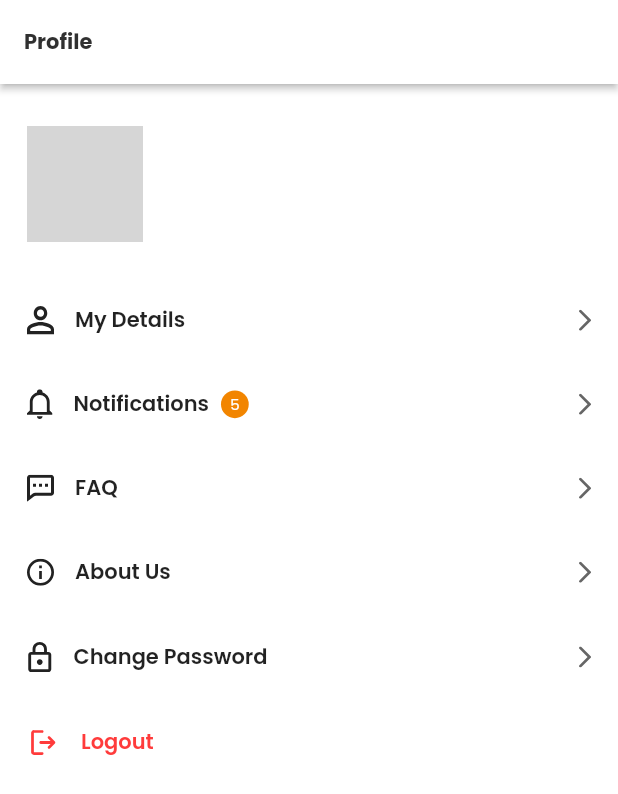
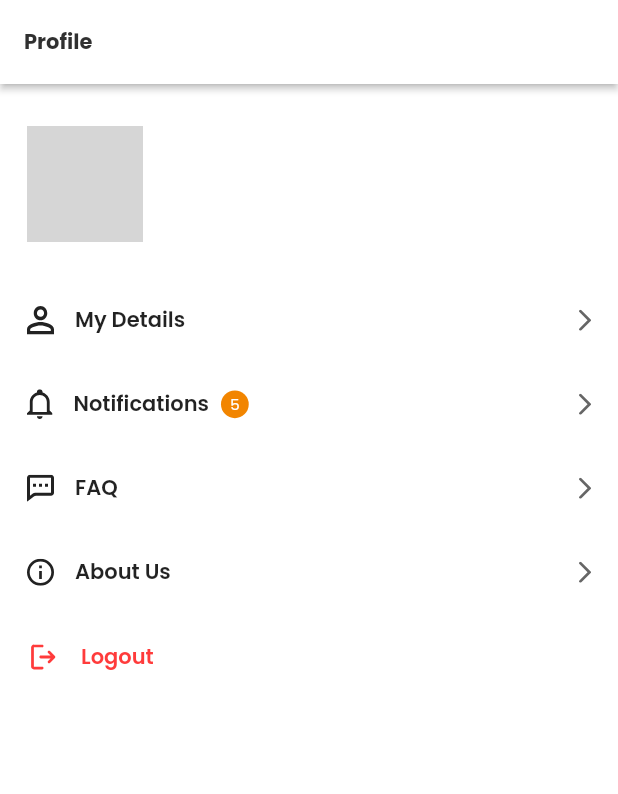
Before and after one commit to susan040/mads_cleaning, a Flutter app: the ProfileScreen screen opened directly, on a phone screen of 412 x 824 dp. Shown: the top 794 px of the screen. Run offline on Flutter 3.47's test engine with Material 3 defaults, Android fonts, the light colour scheme and no system bars; drawn by our look-alikes of cached_network_image; our stand-ins replace flutter_svg, get, get_storage, image_picker, intl_phone_field, pinput and 1 more; missing offline and left inert: simple_fontellico_progress_dialog; accounts and stored records are empty; network calls fail; statements that could not run were skipped; project files that could hold a hidden picture were left out; grey boxes are pictures that could not be loaded.

Commit message:
update profile and edit profile screen

```diff
--- a/lib/views/profile/edit_profile_screen.dart
+++ b/lib/views/profile/edit_profile_screen.dart
@@ -81,7 +81,6 @@ class EditProfileScreen extends StatelessWidget {
                       controller: c.nameController,
                       validator: Validators.checkFieldEmpty,
                       hint: "Enter your Full Name",
-                      //labelText: "Username",
                       textInputAction: TextInputAction.next,
                       textInputType: TextInputType.text),
                   const SizedBox(height: 25),
@@ -89,7 +88,6 @@ class EditProfileScreen extends StatelessWidget {
                       controller: c.emailController,
                       validator: Validators.checkFieldEmpty,
                       hint: "Enter your Email",
-                      //labelText: "Username",
                       readOnly: true,
                       textInputAction: TextInputAction.next,
                       textInputType: TextInputType.text),
@@ -98,7 +96,6 @@ class EditProfileScreen extends StatelessWidget {
                       controller: c.addressController,
                       validator: Validators.checkFieldEmpty,
                       hint: "Enter your address",
-                      //labelText: "Username",
                       textInputAction: TextInputAction.next,
                       textInputType: TextInputType.text),
                   const SizedBox(height: 25),
@@ -149,7 +146,7 @@ class EditProfileScreen extends StatelessWidget {
                     margin: const EdgeInsets.symmetric(vertical: 10.0),
                     decoration: BoxDecoration(
                       color: const Color.fromARGB(255, 255, 208,
-                          208), // Light background color for the note
+                          208),
                       borderRadius: BorderRadius.circular(8.0),
                       border: Border.all(color: Colors.grey, width: 0.5),
                     ),
@@ -157,7 +154,7 @@ class EditProfileScreen extends StatelessWidget {
                       children: [
                         const Icon(Icons.warning_amber_rounded,
                             color: AppColors.textColor,
-                            size: 18), // Warning icon
+                            size: 18),
                         const SizedBox(width: 10),
                         Expanded(
                           child: Text('You cannot change your email',
--- a/lib/views/profile/profile_screen.dart
+++ b/lib/views/profile/profile_screen.dart
@@ -178,29 +178,29 @@ class ProfileScreen extends StatelessWidget {
                       ],
                     ),
                   )),
-              Padding(
-                  padding: const EdgeInsets.only(top: 35),
-                  child: InkWell(
-                    //splashColor: Colors.transparent,
-                    // highlightColor: Colors.transparent,
-                    onTap: () {
-                      //Get.to(() => ChangePasswordScreen());
-                    },
-                    child: Row(
-                      mainAxisAlignment: MainAxisAlignment.spaceBetween,
-                      children: [
-                        Row(
-                          children: [
-                            SvgPicture.asset(ImagePath.changePassword),
-                            const SizedBox(width: 14),
-                            Text("Change Password",
-                                style: CustomTextStyles.f14W600()),
-                          ],
-                        ),
-                        SvgPicture.asset(ImagePath.arrow)
-                      ],
-                    ),
-                  )),
+              // Padding(
+              //     padding: const EdgeInsets.only(top: 35),
+              //     child: InkWell(
+              //       //splashColor: Colors.transparent,
+              //       // highlightColor: Colors.transparent,
+              //       onTap: () {
+              //         //Get.to(() => ChangePasswordScreen());
+              //       },
+              //       child: Row(
+              //         mainAxisAlignment: MainAxisAlignment.spaceBetween,
+              //         children: [
+              //           Row(
+              //             children: [
+              //               SvgPicture.asset(ImagePath.changePassword),
+              //               const SizedBox(width: 14),
+              //               Text("Change Password",
+              //                   style: CustomTextStyles.f14W600()),
+              //             ],
+              //           ),
+              //           SvgPicture.asset(ImagePath.arrow)
+              //         ],
+              //       ),
+              //     )),
               Padding(
                   padding: const EdgeInsets.only(top: 35),
                   child: InkWell(
```
